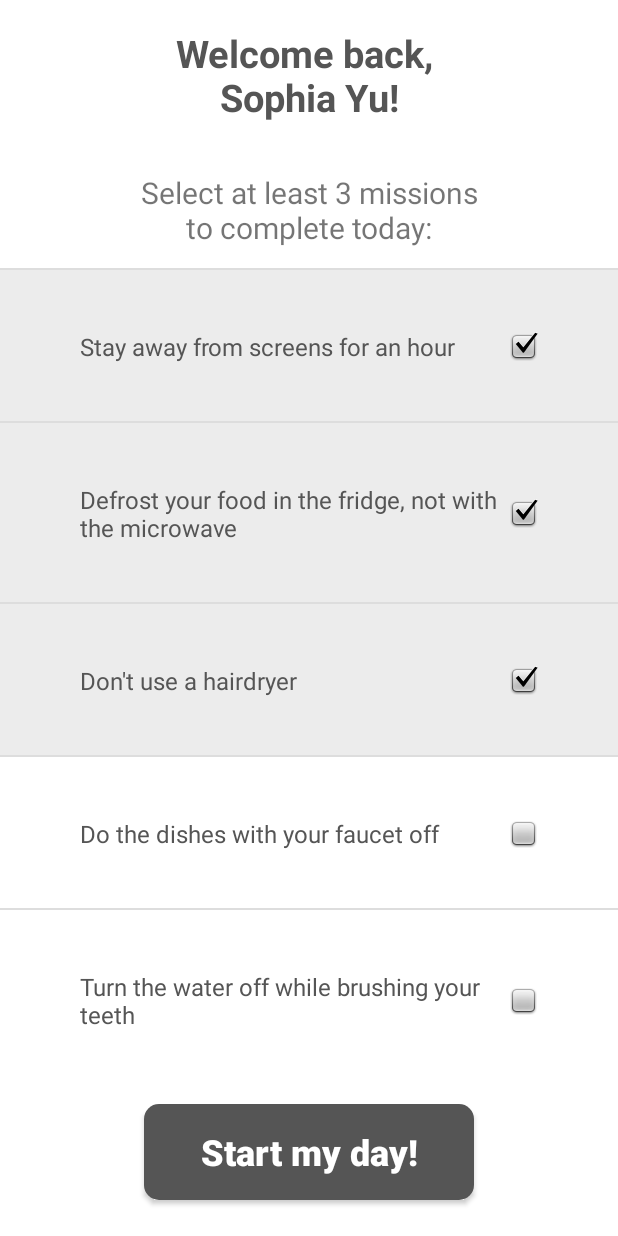
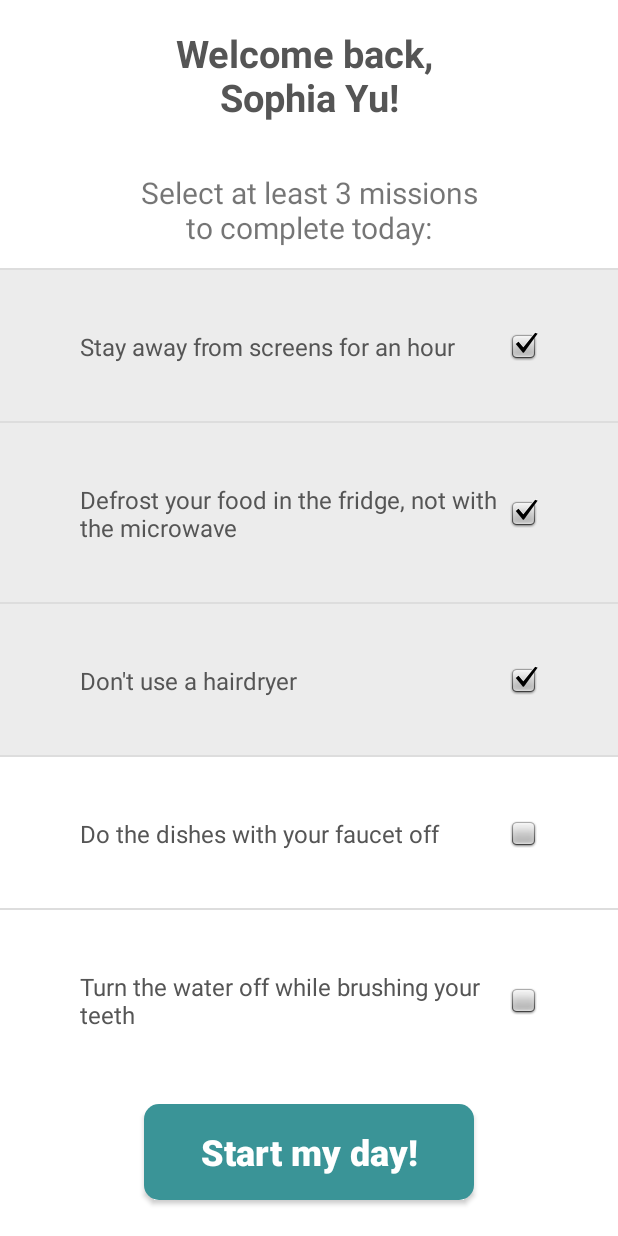
Before and after one commit to Syu125/Avatar, an Android app: the WelcomeScreen screen opened directly, with no data from a screen before it, after a tap on "Don't use a hairdryer", on a phone screen of 412 x 824 dp. Run offline under Robolectric (Android 15) with nearby library versions, the phone set to English and light mode, and no system bars; 3 other taps on this screen came first.

Commit message:
added selection number sensing

```diff
--- a/app/src/main/java/com/gmail/avatar/WelcomeScreen.java
+++ b/app/src/main/java/com/gmail/avatar/WelcomeScreen.java
@@ -49,6 +49,7 @@ public class WelcomeScreen extends AppCompatActivity {
     int at = 0;
     int size = 0;
     String[] vals;
+    int count = 0;
 
     @Override
     protected void onCreate(Bundle savedInstanceState) {
@@ -65,34 +66,26 @@ public class WelcomeScreen extends AppCompatActivity {
             @RequiresApi(api = Build.VERSION_CODES.LOLLIPOP)
             @Override
             public void onClick(View v) {
-                int count = 0;
                 ArrayList<Task> temp = new ArrayList<Task>();
                 ArrayList<Task> get = new ArrayList<Task>();
                 get = E_fire.getSelectedTasks();
                 for(Task t: get){
-                    count++;
                     temp.add(t);
                 }
                 get = E_water.getSelectedTasks();
                 for(Task t: get){
-                    count++;
                     temp.add(t);
                 }
                 get = E_earth.getSelectedTasks();
                 for(Task t: get){
-                    count++;
                     temp.add(t);
                 }
                 get = E_air.getSelectedTasks();
                 for(Task t: get){
-                    count++;
                     temp.add(t);
                 }
                 if(count >= 3){
-                    testB.setBackgroundTintList(getResources().getColorStateList(R.color.colorPrimaryDark));
                     openToday();
-                }else{
-                    testB.setBackgroundTintList(getResources().getColorStateList(R.color.colorDisabled));
                 }
 
             }
@@ -130,6 +123,16 @@ public class WelcomeScreen extends AppCompatActivity {
         elements.add(E_air);
 
     }
+    @RequiresApi(api = Build.VERSION_CODES.LOLLIPOP)
+    public void checkSelected(int n){
+        Button submitBtn = findViewById(R.id.button);
+        if(n >= 3){
+            submitBtn.setBackgroundTintList(getResources().getColorStateList(R.color.colorPrimary));
+        }else{
+            submitBtn.setBackgroundTintList(getResources().getColorStateList(R.color.colorDisabled));
+        }
+    }
+
     public void openToday(){
         Intent intent = new Intent(this, today.class);
         startActivity(intent);
@@ -167,10 +170,13 @@ public class WelcomeScreen extends AppCompatActivity {
                     ctv.setChecked(!ctv.isChecked());
                     ctv.setCheckMarkDrawable(ctv.isChecked() ? android.R.drawable.checkbox_on_background : android.R.drawable.checkbox_off_background);
                     if (ctv.isChecked()) {
+                        count++;
                         ctv.setBackgroundResource(R.drawable.border_selected);
                     } else {
+                        count--;
                         ctv.setBackgroundResource(R.drawable.border);
                     }
+                    checkSelected(count);
 
                     // Checks Tasks
                     for (String s : fireT) {
--- a/app/src/main/res/layout/activity_welcome_screen.xml
+++ b/app/src/main/res/layout/activity_welcome_screen.xml
@@ -14,6 +14,7 @@
         android:layout_centerHorizontal="true"
         android:layout_marginBottom="24dp"
         android:background="@drawable/rounded_button"
+        android:backgroundTint="@color/colorDisabled"
         android:gravity="center"
         android:text="Start my day!"
         android:textStyle="bold"
```
